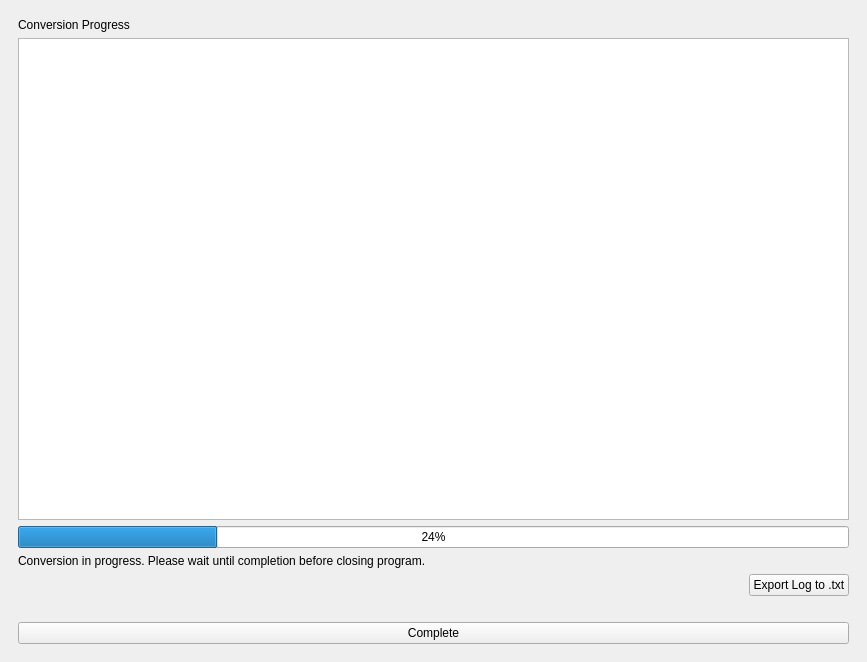
The window that gui/ui/screens/main_window.ui (mackenziet7/ao3-epub-to-odt) describes before a commit, drawn with Qt 5.
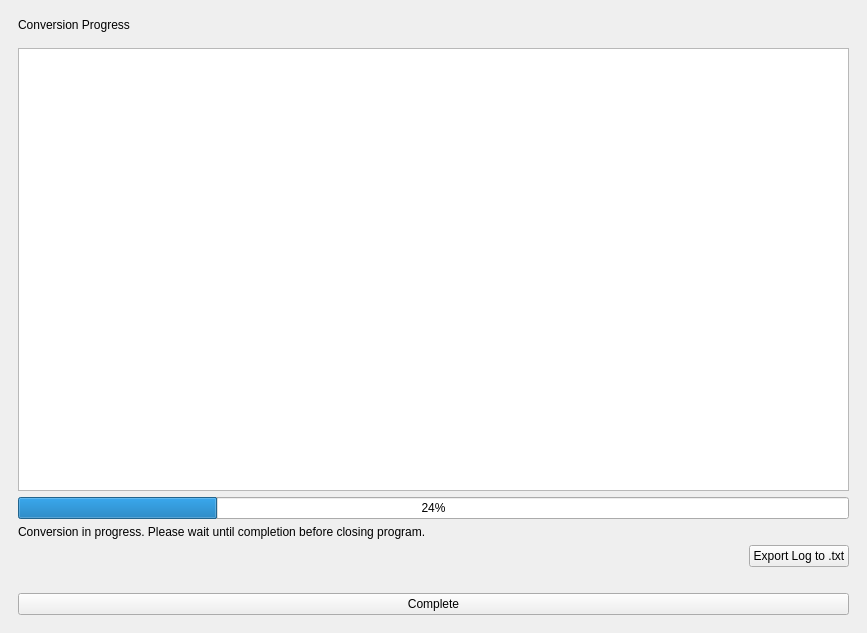
The same window after the commit. The open tabs and pages were chosen to show the change. Icons and pictures are not drawn.

```diff
--- a/gui/ui/screens/main_window.ui
+++ b/gui/ui/screens/main_window.ui
@@ -7,7 +7,7 @@
     <x>0</x>
     <y>0</y>
     <width>867</width>
-    <height>662</height>
+    <height>633</height>
    </rect>
   </property>
   <property name="minimumSize">
@@ -3887,6 +3887,22 @@
           </property>
          </widget>
         </item>
+        <item>
+         <spacer name="verticalSpacer_31">
+          <property name="orientation">
+           <enum>Qt::Orientation::Vertical</enum>
+          </property>
+          <property name="sizeType">
+           <enum>QSizePolicy::Policy::Fixed</enum>
+          </property>
+          <property name="sizeHint" stdset="0">
+           <size>
+            <width>20</width>
+            <height>10</height>
+           </size>
+          </property>
+         </spacer>
+        </item>
         <item>
          <widget class="QTextBrowser" name="textBrowser"/>
         </item>
```
Left out of the diff: 72 changed lines with no effect on the pictures.
